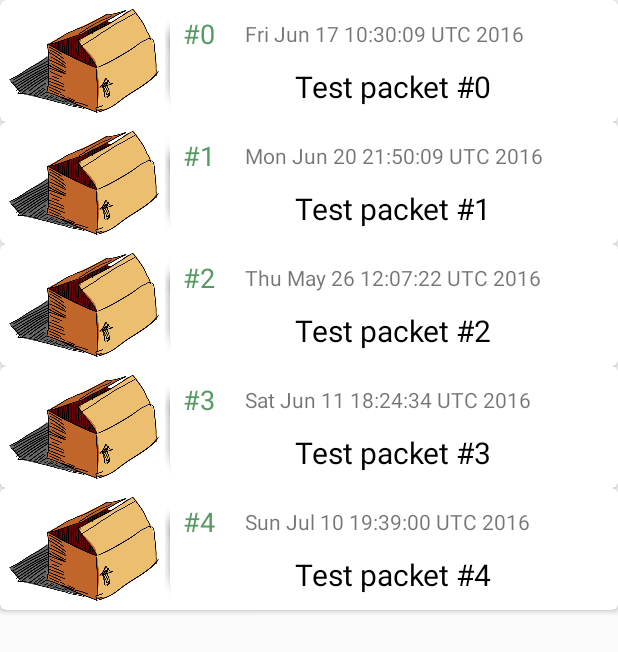
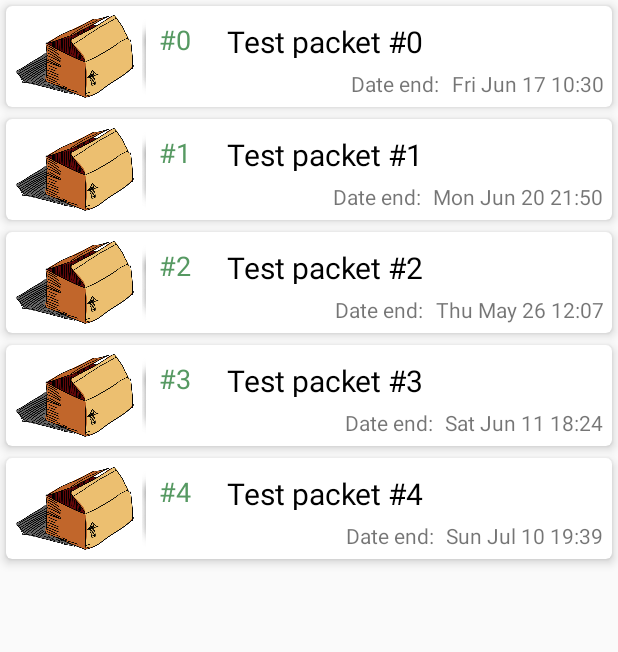
Before and after one commit to OlehBalandyuk/StudyProject, an Android app: the fragment CabinetFragment shown on its own in the app's theme, on a phone screen of 412 x 824 dp. Shown: the top 652 px of the screen. Run offline under Robolectric (Android 15) with nearby library versions, the phone set to English and light mode, and no system bars; our stand-ins replace CircleImageView.

Commit message:
UI-design-refactored

```diff
--- a/app/src/main/res/layout-land/activity_login.xml
+++ b/app/src/main/res/layout-land/activity_login.xml
@@ -23,7 +23,7 @@
         android:layout_height="0dp"
         android:layout_weight="3"
         android:orientation="vertical"
-        android:padding="@dimen/activity_login_layouts_padding">
+        android:padding="@dimen/login_layouts_padding">
 
         <EditText
             android:id="@+id/login_field"
@@ -46,7 +46,7 @@
             style="@style/login_button_style"
             android:layout_width="match_parent"
             android:layout_height="wrap_content"
-            android:layout_marginTop="@dimen/activity_login_button_top_margin"
+            android:layout_marginTop="@dimen/login_button_top_margin"
 
             custom:pb_colorComplete="@color/green_complete"
             custom:pb_colorError="@color/red_error"
@@ -61,7 +61,7 @@
             android:layout_width="match_parent"
             android:layout_height="match_parent"
             android:orientation="horizontal"
-            android:padding="@dimen/activity_login_layouts_padding">
+            android:padding="@dimen/login_layouts_padding">
 
             <TextView
                 android:id="@+id/remind_password"
--- a/app/src/main/res/layout/activity_login.xml
+++ b/app/src/main/res/layout/activity_login.xml
@@ -23,7 +23,7 @@
         android:layout_height="0dp"
         android:layout_weight="3"
         android:orientation="vertical"
-        android:padding="@dimen/activity_login_layouts_padding">
+        android:padding="@dimen/login_layouts_padding">
 
         <EditText
             android:id="@+id/login_field"
@@ -47,7 +47,7 @@
             android:layout_width="match_parent"
             android:layout_height="wrap_content"
             android:layout_gravity="center"
-            android:layout_marginTop="@dimen/activity_login_button_top_margin"
+            android:layout_marginTop="@dimen/login_button_top_margin"
 
             custom:pb_colorComplete="@color/green_complete"
             custom:pb_colorError="@color/red_error"
@@ -62,7 +62,7 @@
             android:layout_width="match_parent"
             android:layout_height="match_parent"
             android:orientation="horizontal"
-            android:padding="@dimen/activity_login_layouts_padding">
+            android:padding="@dimen/login_layouts_padding">
 
             <TextView
                 android:id="@+id/remind_password"
--- a/app/src/main/res/layout/fragment_cabinet_recycler_item.xml
+++ b/app/src/main/res/layout/fragment_cabinet_recycler_item.xml
@@ -3,8 +3,9 @@
     android:id="@+id/cardView"
     android:layout_width="match_parent"
     android:layout_height="wrap_content"
-    app:cardCornerRadius="@dimen/cabinet_container_corners_rounding">
-    <!-- app:cardElevation="@dimen/activity_vertical_margin" -->
+    app:cardCornerRadius="@dimen/cabinet_container_corners_rounding"
+    android:layout_margin="@dimen/cabinet_container_margin"
+    app:cardElevation="@dimen/cabinet_container_elevation">
 
     <LinearLayout
         android:layout_width="match_parent"
@@ -14,7 +15,7 @@
 
         <ImageView
             android:id="@+id/fragment_cabinet_packet_image"
-            android:layout_width="@dimen/cabinet_container_height"
+            android:layout_width="@dimen/cabinet_image_size"
             android:layout_height="wrap_content"
             android:adjustViewBounds="true"
             android:src="@drawable/packet" />
@@ -38,18 +39,6 @@
                 android:layout_alignParentLeft="true"
                 android:layout_alignParentStart="true"
                 android:layout_alignParentTop="true"/>
-            <TextView
-                android:id="@+id/fragment_cabinet_packet_date"
-                style="@style/fragment_cabinet_date_style"
-                android:layout_width="wrap_content"
-                android:layout_height="wrap_content"
-
-                android:layout_alignBottom="@+id/fragment_cabinet_packet_id"
-                android:layout_alignParentEnd="true"
-                android:layout_alignParentRight="true"
-                android:layout_alignParentTop="true"
-                android:layout_toRightOf="@+id/fragment_cabinet_packet_id"
-                android:layout_toEndOf="@+id/fragment_cabinet_packet_id"/>
 
             <TextView
                 android:id="@+id/fragment_cabinet_packet_title"
@@ -57,11 +46,31 @@
                 android:layout_width="match_parent"
                 android:layout_height="wrap_content"
 
+                android:layout_alignBottom="@+id/fragment_cabinet_packet_id"
+                android:layout_toRightOf="@+id/fragment_cabinet_packet_id"
+                android:layout_toEndOf="@+id/fragment_cabinet_packet_id" />
+
+            <TextView
+                android:id="@+id/fragment_cabinet_packet_date_end"
+                style="@style/fragment_cabinet_date_style"
+                android:text="@string/cabinet_packet_date_end"
+                android:layout_width="wrap_content"
+                android:layout_height="wrap_content"
                 android:layout_alignParentBottom="true"
-                android:layout_alignParentEnd="true"
-                android:layout_alignParentLeft="true"
+                android:layout_toLeftOf="@+id/fragment_cabinet_packet_date"
+                android:layout_toStartOf="@+id/fragment_cabinet_packet_date"/>
+
+            <TextView
+                android:id="@+id/fragment_cabinet_packet_date"
+                style="@style/fragment_cabinet_date_style"
+                android:layout_width="wrap_content"
+                android:layout_height="wrap_content"
+
+                android:layout_alignParentBottom="true"
                 android:layout_alignParentRight="true"
-                android:layout_alignParentStart="true" />
+                android:layout_alignParentEnd="true" />
+
+
 
         </RelativeLayout>
 
--- a/app/src/main/res/values-v21/styles.xml
+++ b/app/src/main/res/values-v21/styles.xml
@@ -10,7 +10,7 @@
     <!-- Activity Login styles -->
     <style name="fields_style" parent="Base.Widget.AppCompat.EditText">
         <item name="android:ems">5</item>
-        <item name="android:textSize">@dimen/activity_login_fields_text_size</item>
+        <item name="android:textSize">@dimen/login_fields_text_size</item>
         <item name="android:paddingStart">5dp</item>
         <item name="android:paddingTop">10dp</item>
         <item name="android:paddingBottom">10dp</item>
--- /dev/null
+++ b/app/src/main/res/values/integers.xml
@@ -0,0 +1,5 @@
+<?xml version="1.0" encoding="utf-8"?>
+<resources>
+    <!-- Fragment Cabinet ints -->
+    <integer name="cabinet_date_max_length">16</integer>
+</resources>
--- a/app/src/main/res/values/strings.xml
+++ b/app/src/main/res/values/strings.xml
@@ -41,6 +41,9 @@
         <item>Contacts</item>
     </string-array>
 
+    <!-- Fragment Cabinet strings -->
+    <string name="cabinet_packet_date_end">Date end:\t</string>
+
     <!-- Fragment Current Packet strings -->
     <string name="all_channels">All</string>
     <string name="favorite_channels">Favorite</string>
--- a/app/src/main/res/values/styles.xml
+++ b/app/src/main/res/values/styles.xml
@@ -39,7 +39,7 @@
 
     <style name="fields_style" parent="Base.Widget.AppCompat.EditText">
         <item name="android:ems">5</item>
-        <item name="android:textSize">@dimen/activity_login_fields_text_size</item>
+        <item name="android:textSize">@dimen/login_fields_text_size</item>
         <item name="android:paddingLeft">5dp</item>
         <item name="android:paddingTop">10dp</item>
         <item name="android:paddingBottom">10dp</item>
@@ -90,23 +90,24 @@
 
     <!-- Fragment Cabinet styles -->
     <style name="fragment_cabinet_id_style">
-        <item name="android:padding">4dp</item>
-        <item name="android:layout_marginRight">16dp</item>
+        <item name="android:padding">@dimen/cabinet_id_padding</item>
+        <item name="android:layout_marginRight">@dimen/cabinet_id_margin_right</item>
         <item name="android:textColor">@color/colorPrimary</item>
         <item name="android:textSize">@dimen/cabinet_id_text_size</item>
     </style>
 
     <style name="fragment_cabinet_date_style">
-        <item name="android:gravity">center_vertical</item>
+        <item name="android:gravity">end</item>
         <item name="android:textSize">@dimen/cabinet_date_text_size</item>
         <item name="android:singleLine">true</item>
         <item name="android:scrollHorizontally">true</item>
         <item name="android:ellipsize">marquee</item>
+        <item name="android:maxLength">@integer/cabinet_date_max_length</item>
     </style>
 
     <style name="fragment_cabinet_title_style">
         <item name="android:ellipsize">end</item>
-        <item name="android:gravity">center_horizontal</item>
+        <item name="android:gravity">center_vertical</item>
         <item name="android:padding">4dp</item>
         <item name="android:singleLine">true</item>
         <item name="android:textColor">@color/black</item>
```
Also changed, not shown: app/src/main/res/drawable/activity_login_password_shape.xml (+5 -5 lines), app/src/main/res/drawable/activity_login_user_email_background.xml (+5 -5 lines), app/src/main/res/drawable/activity_login_user_email_shape.xml (+5 -5 lines), app/src/main/res/values/dimens.xml (+16 -12 lines).
